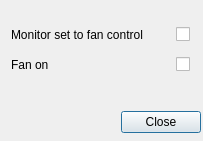
Qt form escam/dialogfancontrol.ui (Entwicklungsburo-Stresing/EBST_CAM) before a commit.
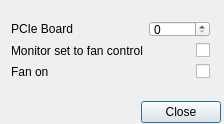
The same form after that commit.

Commit message:
Add Fan Control window logic
Add window logic, which writes the fan state based on the state of the checkbox

```diff
--- a/escam/dialogfancontrol.ui
+++ b/escam/dialogfancontrol.ui
@@ -6,8 +6,8 @@
    <rect>
     <x>0</x>
     <y>0</y>
-    <width>203</width>
-    <height>141</height>
+    <width>224</width>
+    <height>124</height>
    </rect>
   </property>
   <property name="windowTitle">
@@ -18,33 +18,22 @@
     <rect>
      <x>0</x>
      <y>10</y>
-     <width>201</width>
+     <width>221</width>
      <height>80</height>
     </rect>
    </property>
    <layout class="QGridLayout" name="gridLayout">
-    <item row="1" column="2">
-     <widget class="QCheckBox" name="checkBoxFanOn">
-      <property name="text">
-       <string/>
-      </property>
-     </widget>
-    </item>
-    <item row="1" column="0">
-     <widget class="QLabel" name="labelFanOn">
-      <property name="text">
-       <string>Fan on</string>
-      </property>
-     </widget>
-    </item>
-    <item row="0" column="2">
+    <item row="1" column="1">
      <widget class="QCheckBox" name="checkBoxFanControlSet">
+      <property name="layoutDirection">
+       <enum>Qt::LayoutDirection::RightToLeft</enum>
+      </property>
       <property name="text">
        <string/>
       </property>
      </widget>
     </item>
-    <item row="0" column="0">
+    <item row="1" column="0">
      <widget class="QLabel" name="labelFanControlSet">
       <property name="text">
        <string>Monitor set to fan control</string>
@@ -52,38 +41,39 @@
      </widget>
     </item>
     <item row="0" column="1">
-     <spacer name="horizontalSpacer">
-      <property name="orientation">
-       <enum>Qt::Orientation::Horizontal</enum>
+     <widget class="QSpinBox" name="spinBoxPcie"/>
+    </item>
+    <item row="0" column="0">
+     <widget class="QLabel" name="labelPcie">
+      <property name="text">
+       <string>PCIe Board</string>
       </property>
-      <property name="sizeHint" stdset="0">
-       <size>
-        <width>40</width>
-        <height>20</height>
-       </size>
+     </widget>
+    </item>
+    <item row="2" column="0">
+     <widget class="QLabel" name="labelFanOn">
+      <property name="text">
+       <string>Fan on</string>
       </property>
-     </spacer>
+     </widget>
     </item>
-    <item row="1" column="1">
-     <spacer name="horizontalSpacer_2">
-      <property name="orientation">
-       <enum>Qt::Orientation::Horizontal</enum>
+    <item row="2" column="1">
+     <widget class="QCheckBox" name="checkBoxFanOn">
+      <property name="layoutDirection">
+       <enum>Qt::LayoutDirection::RightToLeft</enum>
       </property>
-      <property name="sizeHint" stdset="0">
-       <size>
-        <width>40</width>
-        <height>20</height>
-       </size>
+      <property name="text">
+       <string/>
       </property>
-     </spacer>
+     </widget>
     </item>
    </layout>
   </widget>
   <widget class="QDialogButtonBox" name="buttonBox">
    <property name="geometry">
     <rect>
-     <x>0</x>
-     <y>110</y>
+     <x>20</x>
+     <y>100</y>
      <width>201</width>
      <height>24</height>
     </rect>
```
Left out of the diff: 11 changed lines with no effect on the pictures. The commit also changes 2 other files.
